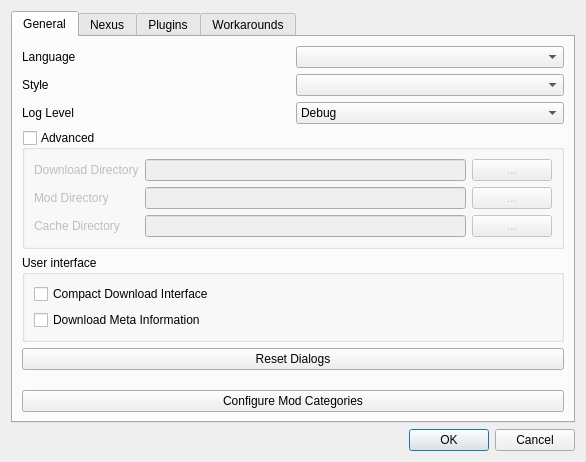
Old version of the form modorganizer/src/settingsdialog.ui in the repository Holt59/mo2-merge.
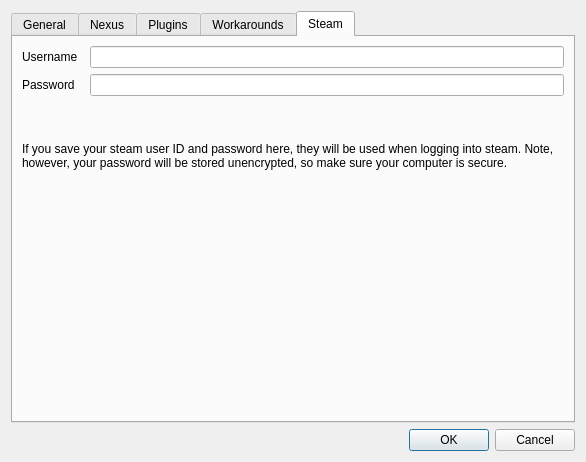
New version of the form. The open tabs and pages were chosen to show the change. Icons and pictures are not drawn.

Commit message: [modorganizer] Add in a tab to allow saving of steam username and password.

```diff
--- a/modorganizer/src/settingsdialog.ui
+++ b/modorganizer/src/settingsdialog.ui
@@ -811,6 +811,79 @@
        </item>
       </layout>
      </widget>
+     <widget class="QWidget" name="steamTab">
+      <attribute name="title">
+       <string>Steam</string>
+      </attribute>
+      <layout class="QGridLayout" name="gridLayout_2">
+       <item row="0" column="0">
+        <widget class="QLabel" name="label_19">
+         <property name="text">
+          <string>Username</string>
+         </property>
+        </widget>
+       </item>
+       <item row="3" column="0" colspan="3">
+        <widget class="QLabel" name="label_21">
+         <property name="text">
+          <string>If you save your steam user ID and password here, they will be used when logging into steam. Note, however, your password will be stored unencrypted, so make sure your computer is secure.</string>
+         </property>
+         <property name="wordWrap">
+          <bool>true</bool>
+         </property>
+        </widget>
+       </item>
+       <item row="1" column="0">
+        <widget class="QLabel" name="label_20">
+         <property name="text">
+          <string>Password</string>
+         </property>
+        </widget>
+       </item>
+       <item row="0" column="2">
+        <widget class="QLineEdit" name="steamUserEdit"/>
+       </item>
+       <item row="1" column="2">
+        <widget class="QLineEdit" name="steamPassEdit">
+         <property name="echoMode">
+          <enum>QLineEdit::Password</enum>
+         </property>
+        </widget>
+       </item>
+       <item row="4" column="0">
+        <spacer name="verticalSpacer_4">
+         <property name="orientation">
+          <enum>Qt::Vertical</enum>
+         </property>
+         <property name="sizeType">
+          <enum>QSizePolicy::Expanding</enum>
+         </property>
+         <property name="sizeHint" stdset="0">
+          <size>
+           <width>20</width>
+           <height>40</height>
+          </size>
+         </property>
+        </spacer>
+       </item>
+       <item row="2" column="0">
+        <spacer name="verticalSpacer_5">
+         <property name="orientation">
+          <enum>Qt::Vertical</enum>
+         </property>
+         <property name="sizeType">
+          <enum>QSizePolicy::Minimum</enum>
+         </property>
+         <property name="sizeHint" stdset="0">
+          <size>
+           <width>20</width>
+           <height>40</height>
+          </size>
+         </property>
+        </spacer>
+       </item>
+      </layout>
+     </widget>
     </widget>
    </item>
    <item>
```
The commit also changes 3 other files.
